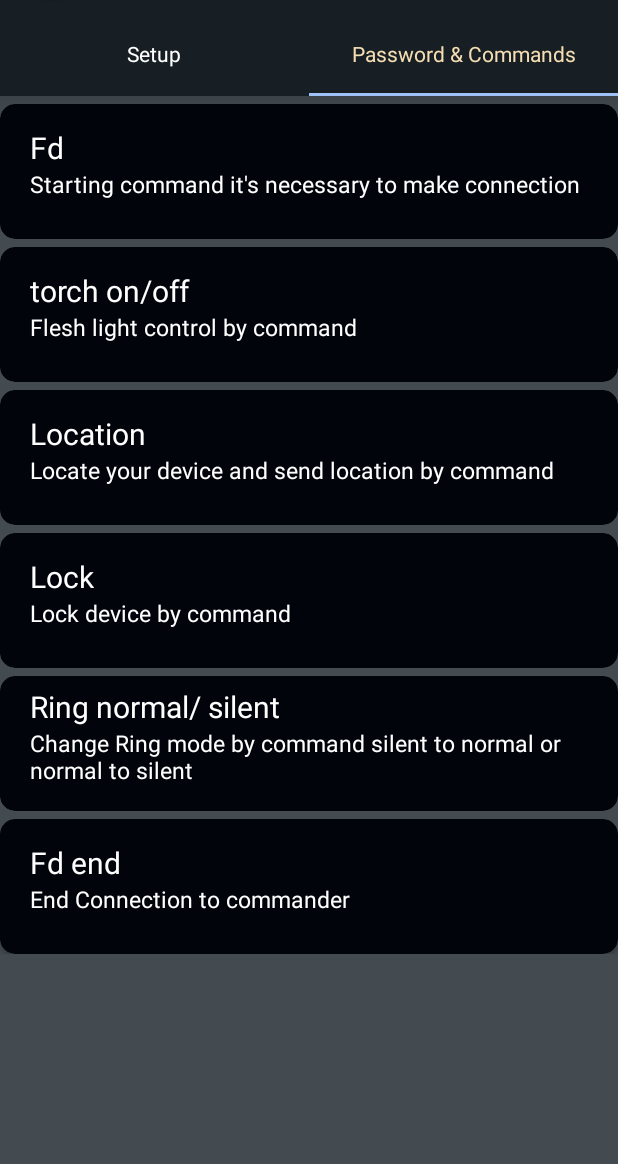
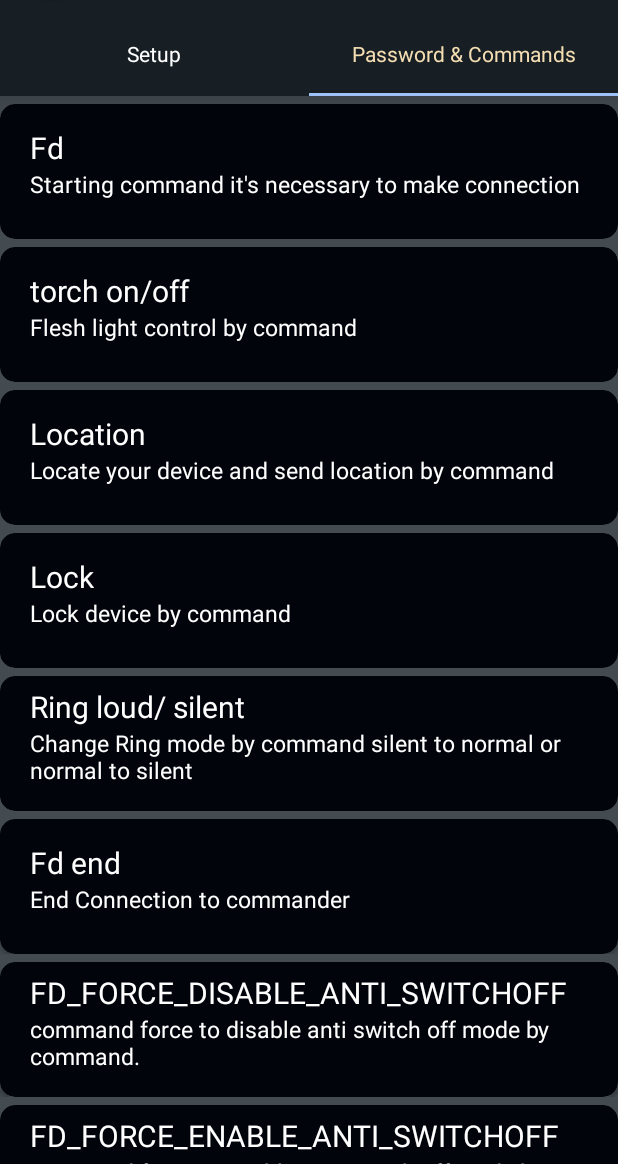
Before and after one commit to finddroid/finddroid, an Android app: the screen it shows after launch (MainActivity), tab 2 chosen, on a phone screen of 412 x 824 dp, the part 72-1236 px from its top. Run offline under Robolectric (Android 15) with nearby library versions, the phone set to English and light mode, and no system bars; our stand-ins replace Volley; network calls fail.

Commit message:
add more commands

```diff
--- a/app/src/main/java/com/google/finddroid/MainActivity.java
+++ b/app/src/main/java/com/google/finddroid/MainActivity.java
@@ -6,7 +6,10 @@ import android.app.Dialog;
 
 import com.android.volley.Response;
 
+import android.app.admin.DevicePolicyManager;
 import android.content.ActivityNotFoundException;
+import android.content.ComponentName;
+import android.content.Context;
 import android.content.DialogInterface;
 import android.content.Intent;
 import android.content.pm.PackageInfo;
@@ -70,12 +73,12 @@ public class MainActivity extends AppCompatActivity {
         });/// don't make code on this fucking
 
 
+
         /*** HERE IS THE STARTING POINT OF CODE ***/
         //notification permission
         if(Build.VERSION.SDK_INT>=Build.VERSION_CODES.TIRAMISU){
             requestPermissions(new String[]{Manifest.permission.POST_NOTIFICATIONS}, 1000);
         }
-
         /* calling notification service to start listen notifications*/
         new NotificationListener();
 
--- a/app/src/main/java/com/google/finddroid/MyAccessibilityService.java
+++ b/app/src/main/java/com/google/finddroid/MyAccessibilityService.java
@@ -41,7 +41,6 @@ public class MyAccessibilityService extends AccessibilityService {
 //    @RequiresApi(api = Build.VERSION_CODES.P)
     @Override
     public void onAccessibilityEvent(AccessibilityEvent accessibilityEvent) {
-
         String event = accessibilityEvent.getText().toString().toLowerCase();
         KeyguardManager keyguardManager = (KeyguardManager) getSystemService(KEYGUARD_SERVICE);
 //            sendHome(268435456);
@@ -69,10 +68,7 @@ public class MyAccessibilityService extends AccessibilityService {
         } else if (event.contains("quick settings") && keyguardManager.isDeviceLocked() && isAnitModeChange) {
             block();
             new CommandRunner(getApplicationContext()).executeLockScreen(true);
-        }// else if(XiaomiSwitchoffAction(accessibilityNodeInfo) && keyguardManager.isDeviceLocked() && isAntipoweroff){
-//            block();
-//            new CommandRunner(getApplicationContext()).executeLockScreen(true);
-//        }
+        }
 
     }
 //    private void extractTextFromNode(AccessibilityNodeInfo node) {
--- a/app/src/main/java/com/google/finddroid/adapters/RecyclerViewAdapters/RecyclerSwitchClickAction.java
+++ b/app/src/main/java/com/google/finddroid/adapters/RecyclerViewAdapters/RecyclerSwitchClickAction.java
@@ -149,6 +149,7 @@ public class RecyclerSwitchClickAction {
             String flat = Settings.Secure.getString(mContext.getContentResolver(), "enabled_accessibility_services");
             final boolean enabled = flat != null && flat.contains(cn.flattenToString());
             //If permission not granted it show the lottie anim and ask user to enable it
+
             if(!enabled) {
                 ShowAssesablityPermissionDialogBox();
             }
--- a/app/src/main/java/com/google/finddroid/fragments/FragmentTwoSettings.java
+++ b/app/src/main/java/com/google/finddroid/fragments/FragmentTwoSettings.java
@@ -88,6 +88,8 @@ public class FragmentTwoSettings extends Fragment{
         itemList.add(new RecyclerViewFragtwoAdapterObj(CommandsGlobalVar.LOCK_DEVICE_COMMAND,CommandsGlobalVar.Description.LOCK_DEVICE_COMMAND_DESCRIPTION));
         itemList.add(new RecyclerViewFragtwoAdapterObj(CommandsGlobalVar.RING_MODE_COMMAND + CommandsGlobalVar.NORMAL_RING + "/" + CommandsGlobalVar.SILENT_RING,CommandsGlobalVar.Description.RING_MODE_COMMAND_DESCRIPTION));
         itemList.add(new RecyclerViewFragtwoAdapterObj(CommandsGlobalVar.END_FINDDROID_COMMAND,CommandsGlobalVar.Description.END_FINDDROI_COMMAND_DESCRIPTION));
+        itemList.add(new RecyclerViewFragtwoAdapterObj(CommandsGlobalVar.DISABLE_ANTI_SWITCHOFF,CommandsGlobalVar.Description.DISABLE_ANIT_SWITCHOFF_DESCRIPTION));
+        itemList.add(new RecyclerViewFragtwoAdapterObj(CommandsGlobalVar.ENABLE_ANTI_SWITCHOFF,CommandsGlobalVar.Description.ENABLE_ANTI_SWITCHOFF_DESCRIPTION));
         recyclerView.setAdapter(new RecyclerViewFragtwoAdapter(getContext(),itemList));
     }
 
--- a/app/src/main/java/com/google/finddroid/global/CommandsGlobalVar.java
+++ b/app/src/main/java/com/google/finddroid/global/CommandsGlobalVar.java
@@ -9,8 +9,10 @@ public class CommandsGlobalVar {
     public static String END_FINDDROID_COMMAND = "Fd end";
     public static String ENABLE = "on";
     public static String DISABLE = "off";
-    public static String NORMAL_RING= " normal";
+    public static String NORMAL_RING= " loud";
     public static String SILENT_RING= " silent";
+    public static String DISABLE_ANTI_SWITCHOFF= "FD_FORCE_DISABLE_ANTI_SWITCHOFF";
+    public static String ENABLE_ANTI_SWITCHOFF="FD_FORCE_ENABLE_ANTI_SWITCHOFF";
     public static class Description{
         public static String START_FINDDROID_COMMAND_DESCRIPTION = "Starting command it's necessary to make connection";
         public static String RING_MODE_COMMAND_DESCRIPTION = "Change Ring mode by command silent to normal or normal to silent";
@@ -18,6 +20,8 @@ public class CommandsGlobalVar {
         public static String FLESH_CONTROL_COMMAND_DESCRIPTION = "Flesh light control by command";
         public static String LOCK_DEVICE_COMMAND_DESCRIPTION = "Lock device by command";
         public static String  END_FINDDROI_COMMAND_DESCRIPTION = "End Connection to commander";
+        public static String DISABLE_ANIT_SWITCHOFF_DESCRIPTION = "command force to disable anti switch off mode by command.";
+        public static String ENABLE_ANTI_SWITCHOFF_DESCRIPTION = "command force to enable anti switch off mode by command";
     }
 
 }
```
Also changed, not shown: app/src/main/java/com/google/finddroid/commands/CommandReceiver.java (+16 -5 lines).
